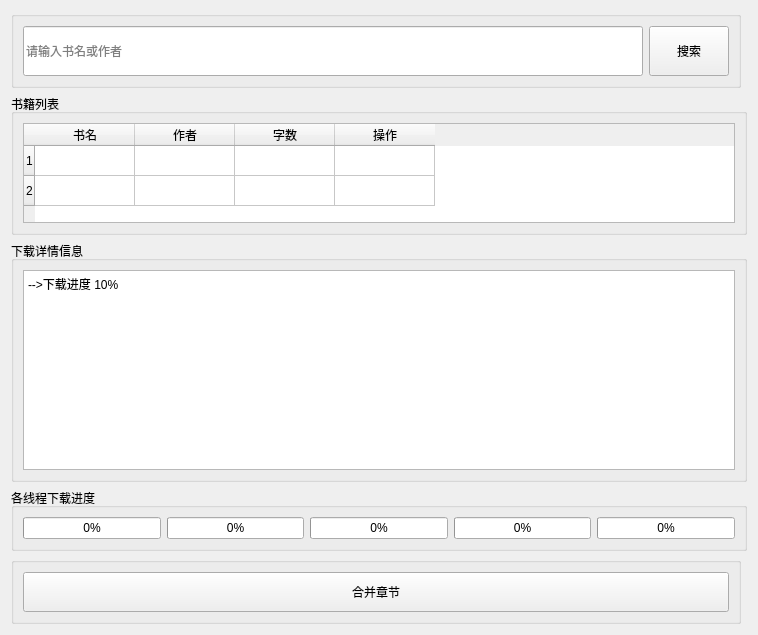
This is resource/ui/fcition.ui in chengyijun/fcition_multi_thread as Qt 5 draws it before an edit. The edited form follows.
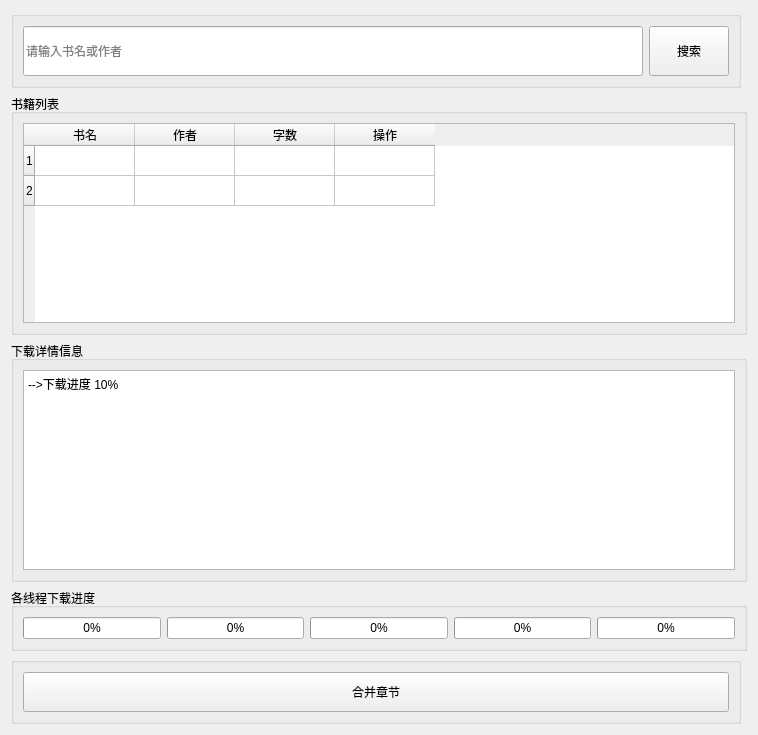
This is the edited form.

Commit message: ui更新3

Patch:
```diff
--- a/resource/ui/fcition.ui
+++ b/resource/ui/fcition.ui
@@ -7,7 +7,7 @@
     <x>0</x>
     <y>0</y>
     <width>758</width>
-    <height>561</height>
+    <height>590</height>
    </rect>
   </property>
   <property name="windowTitle">
@@ -28,7 +28,7 @@
         <property name="minimumSize">
          <size>
           <width>0</width>
-          <height>100</height>
+          <height>200</height>
          </size>
         </property>
         <attribute name="horizontalHeaderDefaultSectionSize">
```
The commit also changes 1 other file.
